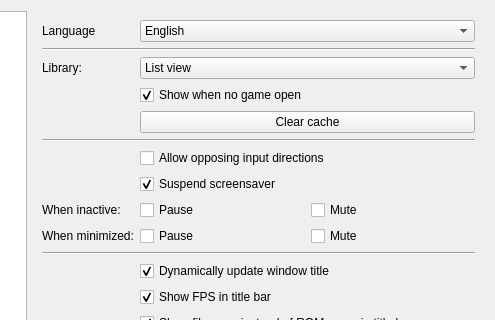
Qt form Libretro/mgba/src/platform/qt/SettingsView.ui (kiddreads/Avalon-copy2) before a commit; both pictures show x 164 to 659 and y 0 to 320 of the 659 by 656 pixel window.
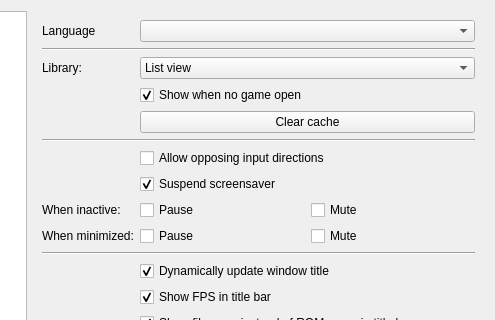
The same form after that commit. The open tabs and pages were chosen to show the change.

Commit message: Fix "English" language name (#2342)

Diff of the .ui file:
```diff
--- a/Libretro/mgba/src/platform/qt/SettingsView.ui
+++ b/Libretro/mgba/src/platform/qt/SettingsView.ui
@@ -523,13 +523,7 @@
         </widget>
        </item>
        <item row="0" column="1">
-        <widget class="QComboBox" name="languages">
-         <item>
-          <property name="text">
-           <string>English</string>
-          </property>
-         </item>
-        </widget>
+        <widget class="QComboBox" name="languages"/>
        </item>
        <item row="1" column="0" colspan="2">
         <widget class="Line" name="line_10">
```
The commit also changes 19 other files.
